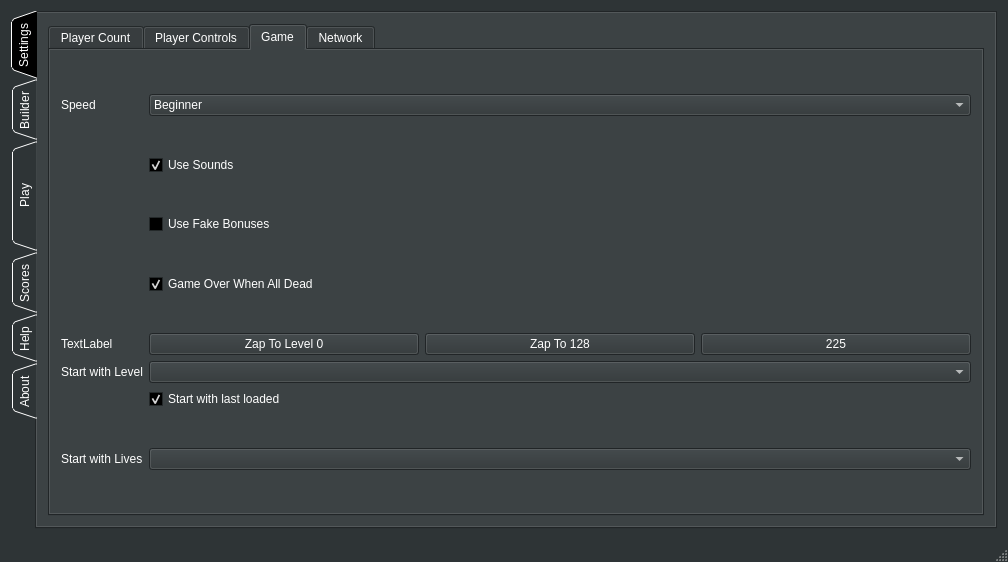
Above: MainWindow.ui from SwissalpS/QtSssSNibblers before the change. Below: the same form after it.
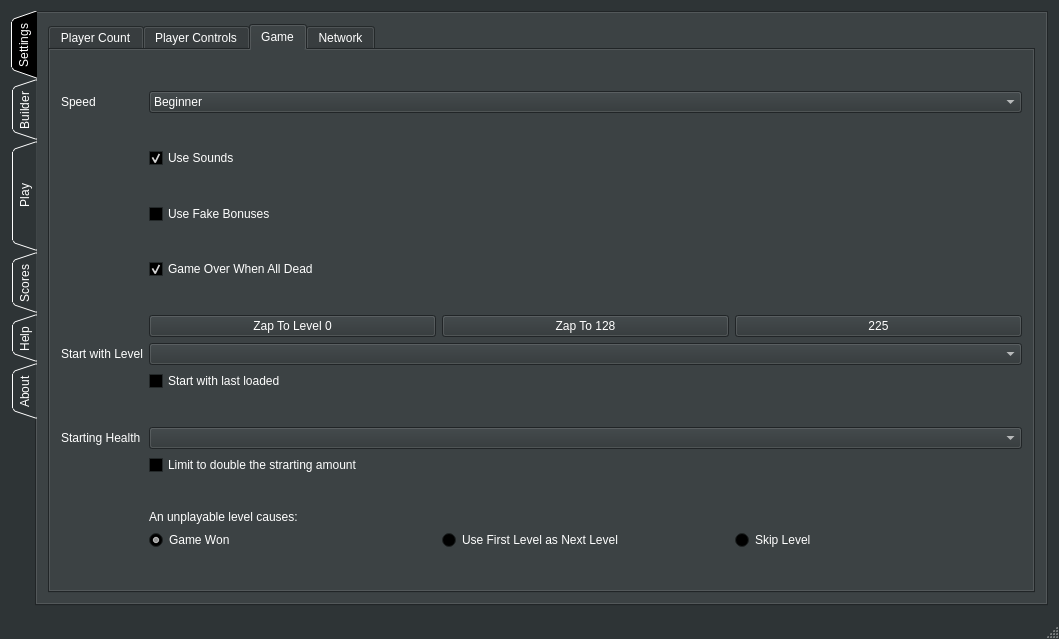
That is the form after the change. The open tabs and pages were chosen to show the change.

Commit message: some changes to UI for noNetwork branch to carefully merge

```diff
--- a/MainWindow.ui
+++ b/MainWindow.ui
@@ -6,8 +6,8 @@
    <rect>
     <x>0</x>
     <y>0</y>
-    <width>1008</width>
-    <height>562</height>
+    <width>1059</width>
+    <height>639</height>
    </rect>
   </property>
   <property name="palette">
@@ -3935,7 +3935,7 @@
                <string>Start with last loaded</string>
               </property>
               <property name="checked">
-               <bool>true</bool>
+               <bool>false</bool>
               </property>
              </widget>
             </item>
@@ -3958,14 +3958,14 @@
                <string>Default is 6</string>
               </property>
               <property name="text">
-               <string>Start with Lives</string>
+               <string>Starting Health</string>
               </property>
              </widget>
             </item>
             <item row="15" column="1">
              <widget class="QComboBox" name="selectStartLives"/>
             </item>
-            <item row="16" column="0">
+            <item row="17" column="0">
              <spacer name="verticalSpacer_10">
               <property name="orientation">
                <enum>Qt::Vertical</enum>
@@ -4010,7 +4010,7 @@
                <bool>true</bool>
               </property>
               <property name="text">
-               <string>TextLabel</string>
+               <string/>
               </property>
              </widget>
             </item>
@@ -4045,6 +4045,101 @@
               </item>
              </layout>
             </item>
+            <item row="18" column="0">
+             <widget class="QLabel" name="label_49">
+              <property name="text">
+               <string/>
+              </property>
+             </widget>
+            </item>
+            <item row="18" column="1">
+             <widget class="QLabel" name="label_50">
+              <property name="toolTip">
+               <string>Reasons are: 1. Current Player Count is greater than the number of Spawn Points provided in the Level Map.
+2. File may not exist or be corrupt.</string>
+              </property>
+              <property name="text">
+               <string>An unplayable level causes:</string>
+              </property>
+             </widget>
+            </item>
+            <item row="19" column="0">
+             <widget class="QLabel" name="label_51">
+              <property name="text">
+               <string/>
+              </property>
+             </widget>
+            </item>
+            <item row="19" column="1">
+             <layout class="QHBoxLayout" name="horizontalLayout_6">
+              <item>
+               <widget class="QRadioButton" name="radioBLwin">
+                <property name="toolTip">
+                 <string>&lt;html&gt;&lt;head/&gt;&lt;body&gt;&lt;p&gt;Tally up the score and celebrate.&lt;/p&gt;&lt;p&gt;Choose this option to mimic classic Nibbles.&lt;/p&gt;&lt;p&gt;Start at Level 1 with 6 health, check the limiter&lt;/p&gt;&lt;p&gt;and uncheck 'Game Over When All Dead'.&lt;/p&gt;&lt;p&gt;Also make sure Level 27 has no spawn-points.&lt;/p&gt;&lt;p&gt;This way you can get the closest to what Nibbles&lt;/p&gt;&lt;p&gt;feels like.&lt;/p&gt;&lt;/body&gt;&lt;/html&gt;</string>
+                </property>
+                <property name="text">
+                 <string>Game Won</string>
+                </property>
+                <property name="checked">
+                 <bool>true</bool>
+                </property>
+               </widget>
+              </item>
+              <item>
+               <widget class="QRadioButton" name="radioBLloop">
+                <property name="toolTip">
+                 <string>Continue with the level this game started at</string>
+                </property>
+                <property name="text">
+                 <string>Use First Level as Next Level</string>
+                </property>
+               </widget>
+              </item>
+              <item>
+               <widget class="QRadioButton" name="radioBLskip">
+                <property name="enabled">
+                 <bool>true</bool>
+                </property>
+                <property name="toolTip">
+                 <string>&lt;html&gt;&lt;head/&gt;&lt;body&gt;&lt;p&gt;Move on to the next level that works with the current configuration of players. Loop arround after 255 go to 0.&lt;/p&gt;&lt;/body&gt;&lt;/html&gt;</string>
+                </property>
+                <property name="text">
+                 <string>Skip Level</string>
+                </property>
+               </widget>
+              </item>
+             </layout>
+            </item>
+            <item row="20" column="0">
+             <spacer name="verticalSpacer_11">
+              <property name="orientation">
+               <enum>Qt::Vertical</enum>
+              </property>
+              <property name="sizeHint" stdset="0">
+               <size>
+                <width>20</width>
+                <height>40</height>
+               </size>
+              </property>
+             </spacer>
+            </item>
+            <item row="16" column="0">
+             <widget class="QLabel" name="label_52">
+              <property name="text">
+               <string/>
+              </property>
+             </widget>
+            </item>
+            <item row="16" column="1">
+             <widget class="QCheckBox" name="cbLimitLives">
+              <property name="toolTip">
+               <string>&lt;html&gt;&lt;head/&gt;&lt;body&gt;&lt;p&gt;Classic Nibbles starts with 6 health and limits to a maximum of 12. By checking this box, you can mimic that behaviour.&lt;/p&gt;&lt;/body&gt;&lt;/html&gt;</string>
+              </property>
+              <property name="text">
+               <string>Limit to double the strarting amount</string>
+              </property>
+             </widget>
+            </item>
            </layout>
           </widget>
           <widget class="QWidget" name="tabNetwork">
```
Left out of the diff: 19 changed lines with no effect on the pictures.
